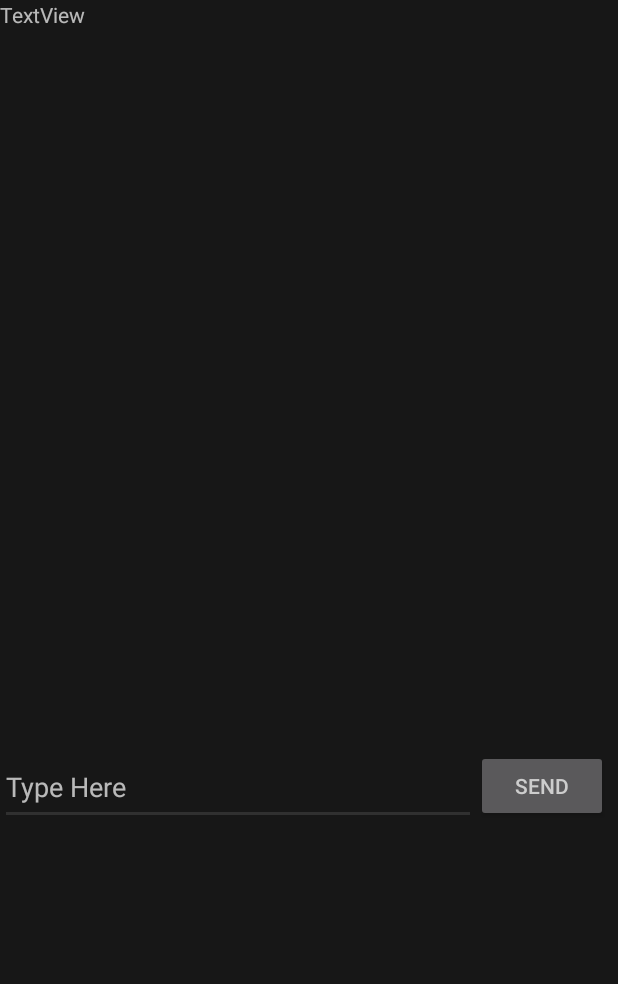
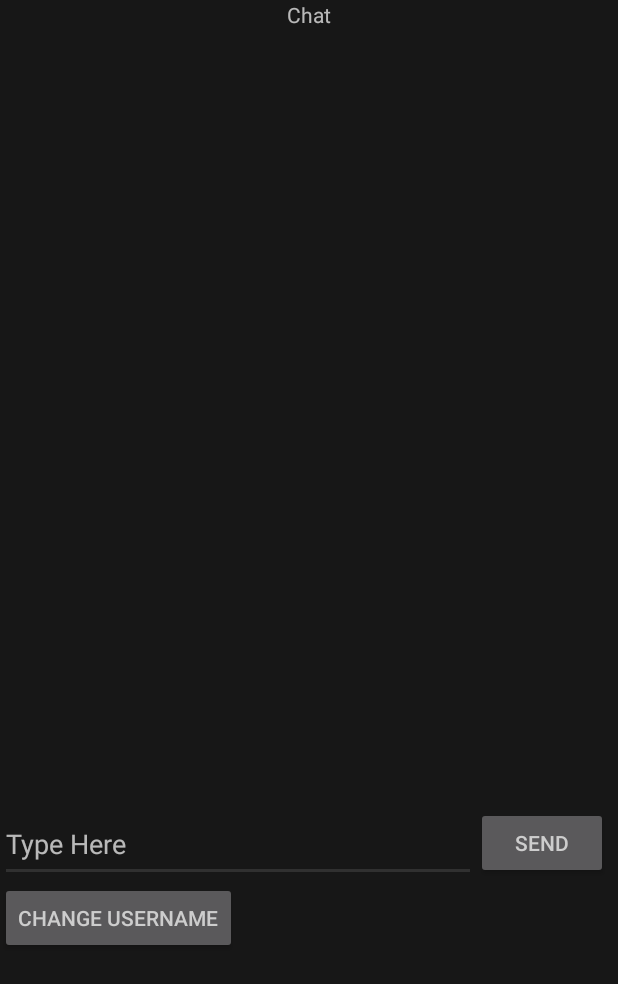
Before and after one commit to abigailduff98/audition-app, an Android app: the ChatActivity screen opened directly, with no data from a screen before it, after a tap on "SEND", on a phone screen of 412 x 824 dp. Shown: the top 984 px of the screen. Run offline under Robolectric (Android 15) with nearby library versions, the phone set to English and light mode, and no system bars; our stand-ins replace Firebase (no records; nobody signed in at launch, a user with empty details on screens opened directly); 1 statement that could not run was skipped.

Commit message:
Scrolling chatbox displays changeable username

```diff
--- a/app/src/main/java/com/example/audition/ChatActivity.kt
+++ b/app/src/main/java/com/example/audition/ChatActivity.kt
@@ -1,10 +1,13 @@
 package com.example.audition
 
 import androidx.appcompat.app.AppCompatActivity
+import android.app.AlertDialog
+import android.content.DialogInterface
 import android.os.Bundle
 import android.view.View
 import android.widget.EditText
 import android.widget.TextView
+import android.text.method.ScrollingMovementMethod;
 
 import com.google.firebase.database.DataSnapshot
 import com.google.firebase.database.DatabaseError
@@ -14,45 +17,106 @@ import com.google.firebase.database.ValueEventListener
 
 class ChatActivity : AppCompatActivity() {
 
-    private lateinit var myDatabase : DatabaseReference
+    private lateinit var chatDatabase : DatabaseReference
+    private lateinit var chatText : TextView
+    private lateinit var username: String
 
     override fun onCreate(savedInstanceState: Bundle?) {
 
         super.onCreate(savedInstanceState)
         setContentView(R.layout.activity_chat)
 
-        Utility.hideSystemUI(window)
+        //Utility.hideSystemUI(window)
 
-        myDatabase = FirebaseDatabase.getInstance().getReference("Message")
+        chatDatabase = FirebaseDatabase.getInstance().getReference("/log")
 
-        val myText = findViewById(R.id.textView) as TextView
+        chatText = findViewById(R.id.chatbox)
+
+        username = "Anonymous"
+
+        chatText.movementMethod = ScrollingMovementMethod()
 
         val chatListener = object : ValueEventListener {
 
             override fun onDataChange(dataSnapshot: DataSnapshot) {
-                val post = dataSnapshot.getValue()
-                myText.setText(post.toString())
+
+                //clear chat
+                chatText.setText("")
+
+                for (snapshot in dataSnapshot.children) {
+                    val msg = snapshot.getValue(ChatMessage::class.java)
+                    val oldText = chatText.text.toString()
+
+                    var newText =""
+                    if (oldText == "") {
+                        newText = msg!!.readUser() + ": " + msg!!.readMessage()
+                    } else {
+                        newText = "\n" + msg!!.readUser() + ": " + msg!!.readMessage()
+                    }
+                    chatText.setText(oldText + newText)
+                }
+
+                val scrollAmount = chatText.getLayout().getLineTop(chatText.getLineCount()) - chatText.getHeight()
+                // if there is no need to scroll, scrollAmount will be <=0
+                if (scrollAmount > 0)
+                    chatText.scrollTo(0, scrollAmount)
+                else
+                    chatText.scrollTo(0, 0)
             }
 
             override fun onCancelled(error: DatabaseError) {
-                myText.setText("CANCELLED")
+                chatText.setText("CANCELLED")
             }
 
         }
 
-        myDatabase.addValueEventListener(chatListener)
+        chatDatabase.addValueEventListener(chatListener)
     }
 
     fun sendMessage(view: View) {
-        var myEditText = findViewById(R.id.editText) as EditText
+        var textField = findViewById(R.id.editText) as EditText
 
-        val id = myDatabase.push().key.toString()
-        val message = myEditText.getText().toString()
+        val msg = textField.text.toString()
 
-        myDatabase.child(id).setValue(message)
+        if (msg == "") return
 
-        myEditText.setText("")
+        val id = chatDatabase.push().key.toString()
+        val message = ChatMessage(msg, username, id)
+
+        chatDatabase.child(id).setValue(message)
+
+        textField.setText("")
     }
 
+    fun changeUsername(view: View) {
+
+        val userField = EditText(this)
+
+        // build alert dialog
+        val dialogBuilder = AlertDialog.Builder(this)
+
+        // set message of alert dialog
+        // dialogBuilder.setMessage("Enter your new username")
+            // add EditText view
+            .setView(userField)
+            // if the dialog is cancelable
+            .setCancelable(false)
+            // positive button text and action
+            .setPositiveButton("Proceed", DialogInterface.OnClickListener { dialog, id ->
+                    username = userField.text.toString()
+            })
+            // negative button text and action
+            .setNegativeButton("Cancel", DialogInterface.OnClickListener {
+                    dialog, id -> dialog.cancel()
+            })
+
+        // create dialog box
+        val alert = dialogBuilder.create()
+        // set title for alert dialog box
+        alert.setTitle("Change Username")
+        // show alert dialog
+        alert.show()
+
+    }
 
 }
--- a/app/src/main/res/layout/activity_chat.xml
+++ b/app/src/main/res/layout/activity_chat.xml
@@ -6,12 +6,22 @@
     android:layout_height="match_parent">
 
     <TextView
-        android:id="@+id/textView"
+        android:id="@+id/textView2"
+        android:layout_width="wrap_content"
+        android:layout_height="38dp"
+        android:text="Chat"
+        app:layout_constraintEnd_toEndOf="parent"
+        app:layout_constraintStart_toStartOf="parent"
+        app:layout_constraintTop_toTopOf="parent" />
+
+    <TextView
+        android:id="@+id/chatbox"
         android:layout_width="match_parent"
         android:layout_height="500dp"
-        android:text="TextView"
-        app:layout_constraintTop_toTopOf="parent"
-        tools:layout_editor_absoluteX="4dp" />
+        android:text="loading"
+        android:gravity="bottom"
+        app:layout_constraintTop_toBottomOf="@+id/textView2"
+        tools:layout_editor_absoluteX="0dp" />
 
     <EditText
         android:id="@+id/editText"
@@ -23,7 +33,7 @@
         android:hint="@string/type_here"
         android:textColor="@android:color/darker_gray"
         app:layout_constraintStart_toStartOf="parent"
-        app:layout_constraintTop_toBottomOf="@+id/textView" />
+        app:layout_constraintTop_toBottomOf="@+id/chatbox" />
 
     <Button
         android:id="@+id/button"
@@ -33,4 +43,13 @@
         android:onClick="sendMessage"
         app:layout_constraintStart_toEndOf="@+id/editText"
         app:layout_constraintTop_toTopOf="@+id/editText" />
+
+    <Button
+        android:id="@+id/button2"
+        android:layout_width="wrap_content"
+        android:layout_height="wrap_content"
+        android:text="Change Username"
+        android:onClick="changeUsername"
+        app:layout_constraintStart_toStartOf="parent"
+        app:layout_constraintTop_toBottomOf="@+id/editText" />
 </androidx.constraintlayout.widget.ConstraintLayout>
```
Also changed, not shown: app/src/main/java/com/example/audition/ChatMessage.kt (added, +26 -0 lines).
